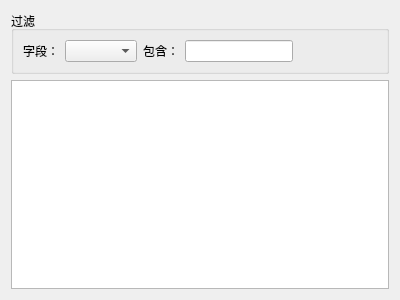
Before: the Qt Designer form App/BaseItemWnd.ui in shuangshaohen/ConfigTool, drawn with Qt 5.
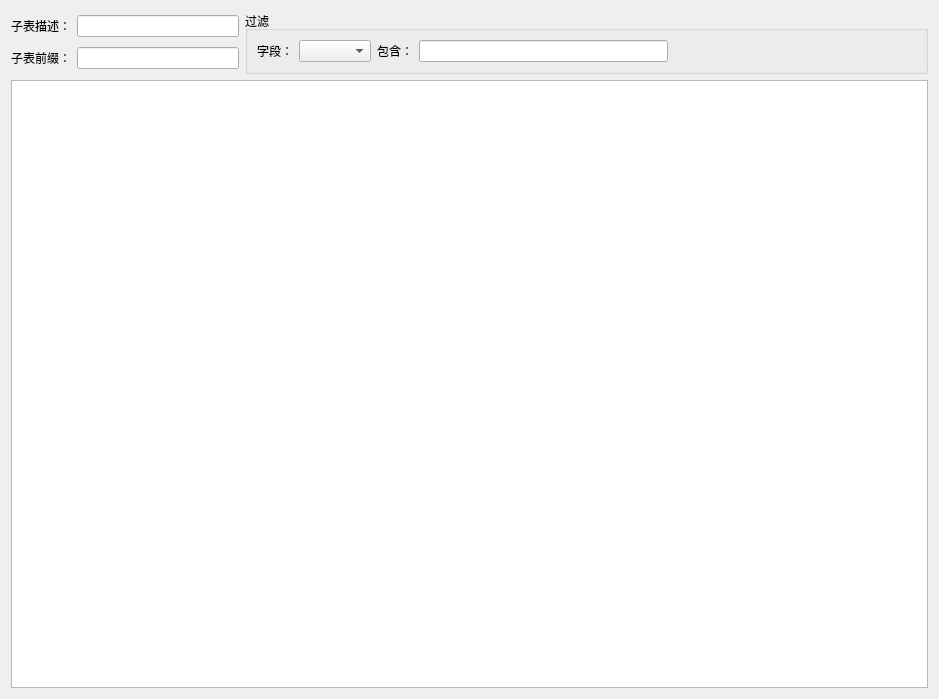
After: the same form once the commit is applied.

Commit message: 增加表描述和表前缀的显示和编辑 增加combobox的代理 增加校验异常的窗口输出

Diff of the .ui file:
```diff
--- a/App/BaseItemWnd.ui
+++ b/App/BaseItemWnd.ui
@@ -6,8 +6,8 @@
    <rect>
     <x>0</x>
     <y>0</y>
-    <width>400</width>
-    <height>300</height>
+    <width>939</width>
+    <height>699</height>
    </rect>
   </property>
   <property name="windowTitle">
@@ -15,6 +15,32 @@
   </property>
   <layout class="QVBoxLayout" name="verticalLayout">
    <item>
+    <layout class="QHBoxLayout" name="horizontalLayout_2" stretch="1,3">
+     <item>
+      <layout class="QGridLayout" name="gridLayout">
+       <item row="0" column="0">
+        <widget class="QLabel" name="label_3">
+         <property name="text">
+          <string>子表描述：</string>
+         </property>
+        </widget>
+       </item>
+       <item row="0" column="1">
+        <widget class="QLineEdit" name="lineEditDesc"/>
+       </item>
+       <item row="1" column="0">
+        <widget class="QLabel" name="label_4">
+         <property name="text">
+          <string>子表前缀：</string>
+         </property>
+        </widget>
+       </item>
+       <item row="1" column="1">
+        <widget class="QLineEdit" name="lineEditKey"/>
+       </item>
+      </layout>
+     </item>
+     <item>
     <widget class="QGroupBox" name="groupBox">
      <property name="title">
       <string>过滤</string>
@@ -55,6 +81,8 @@
       </item>
      </layout>
     </widget>
+     </item>
+    </layout>
    </item>
    <item>
     <widget class="QTableWidget" name="table">
```
Lines whose indentation alone changed are shown as unchanged. The commit also changes 12 other files.
